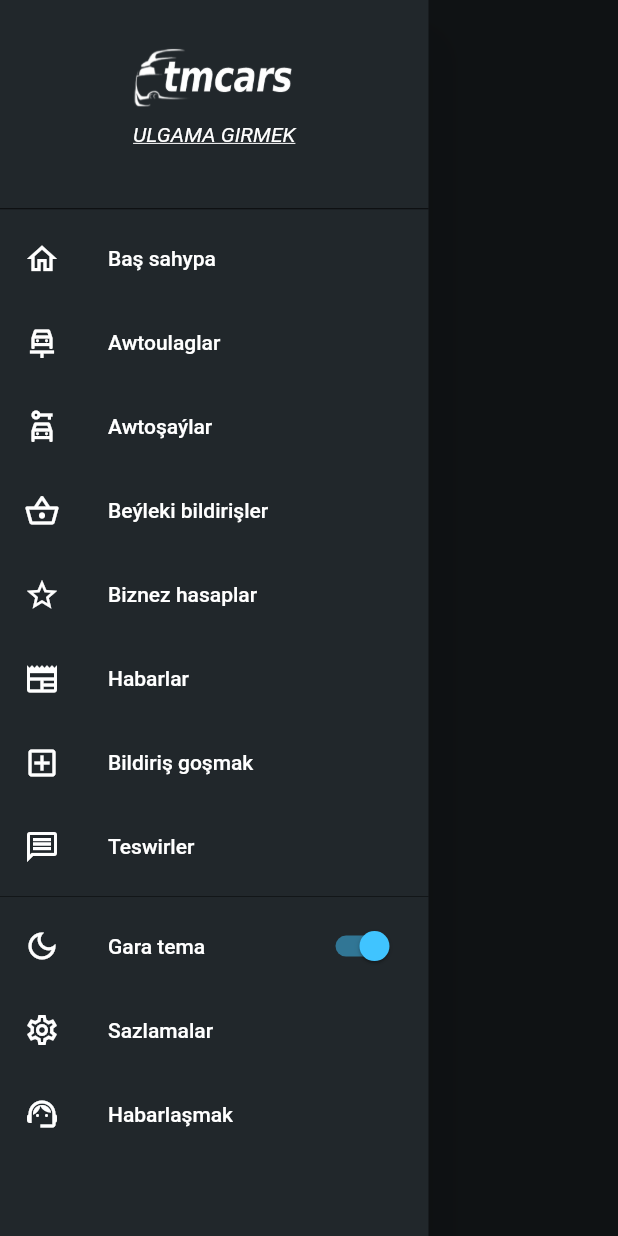
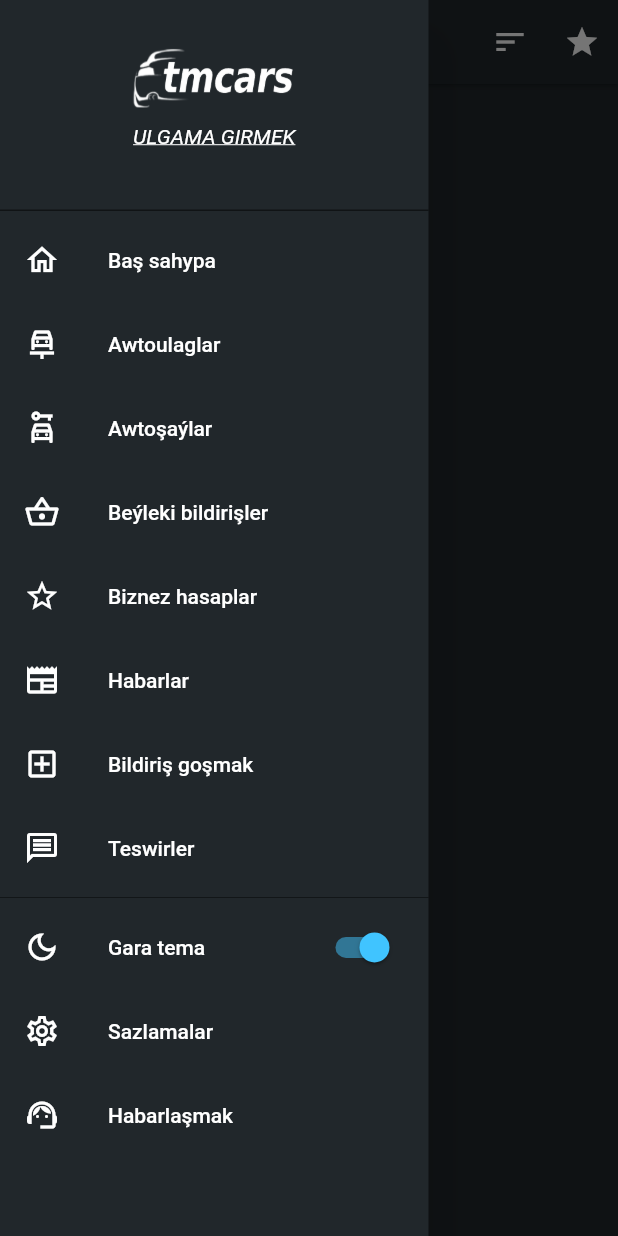
Before and after one commit to DowranRowshenow/Tmcars-Clone, a Flutter app: the screen it shows after launch, in the side drawer, after a tap on the "menu" icon, on a phone screen of 412 x 824 dp. Run offline on Flutter 3.47's test engine with Material 2 defaults, Android fonts, the phone set to English and light mode, and no system bars; our stand-ins replace flutter_svg.

```diff
--- a/lib/components/custom_drawer.dart
+++ b/lib/components/custom_drawer.dart
@@ -1,11 +1,11 @@
 import 'package:flutter/material.dart';
 
 import '../constants.dart';
-import '../helper/navigate.dart';
 import '../size_config.dart';
 
 class CustomDrawer extends StatefulWidget {
-  const CustomDrawer({Key? key}) : super(key: key);
+  const CustomDrawer({Key? key, required this.onTap}) : super(key: key);
+  final Function onTap;
 
   @override
   // ignore: library_private_types_in_public_api
@@ -29,7 +29,7 @@ class _CustomDrawerState extends State<CustomDrawer> {
                       ? const AssetImage('assets/images/drawer_logo_dark.webp')
                       : const AssetImage(
                           'assets/images/drawer_logo_light.webp'),
-                  height: 60,
+                  height: getProportionateScreenHeight(60),
                 ),
                 GestureDetector(
                   child: const Text(
@@ -41,7 +41,7 @@ class _CustomDrawerState extends State<CustomDrawer> {
                     ),
                   ),
                   onTap: () {
-                    // Navigate to Register Screen
+                    navigate.changeScreen(context, ScreenState.register);
                   },
                 ),
                 const Text(
@@ -69,7 +69,7 @@ class _CustomDrawerState extends State<CustomDrawer> {
           ),
           ListTile(
             onTap: () {
-              Navigate.changeScreen(context, MenuState.home);
+              widget.onTap(MenuState.home);
             },
             title: const Text("Baş sahypa"),
             leading: const Icon(Icons.home_outlined),
@@ -88,7 +88,9 @@ class _CustomDrawerState extends State<CustomDrawer> {
             selectedTileColor: Colors.white12,
           ),
           ListTile(
-            onTap: () {},
+            onTap: () {
+              widget.onTap(MenuState.others);
+            },
             title: const Text("Beýleki bildirişler"),
             leading: const Icon(Icons.shopping_basket_outlined),
             selectedTileColor: Colors.white12,
@@ -106,7 +108,9 @@ class _CustomDrawerState extends State<CustomDrawer> {
             selectedTileColor: Colors.white12,
           ),
           ListTile(
-            onTap: () {},
+            onTap: () {
+              widget.onTap(MenuState.add);
+            },
             title: const Text("Bildiriş goşmak"),
             leading: const Icon(Icons.add_box_outlined),
             selectedTileColor: Colors.white12,
@@ -148,7 +152,7 @@ class _CustomDrawerState extends State<CustomDrawer> {
           ),
           ListTile(
             onTap: () {
-              Navigate.changeScreen(context, MenuState.settings);
+              navigate.changeScreen(context, ScreenState.settings);
             },
             title: const Text("Sazlamalar"),
             leading: const Icon(Icons.settings_outlined),
@@ -156,7 +160,7 @@ class _CustomDrawerState extends State<CustomDrawer> {
           ),
           ListTile(
             onTap: () {
-              Navigate.changeScreen(context, MenuState.contact);
+              navigate.changeScreen(context, ScreenState.contact);
             },
             title: const Text("Habarlaşmak"),
             leading: const Icon(Icons.support_agent_outlined),
--- a/lib/constants.dart
+++ b/lib/constants.dart
@@ -1,19 +1,25 @@
 import 'package:flutter/material.dart';
 
 import 'themes.dart';
+import 'helper/navigate.dart';
 
 // SETTINGS
-MenuState currentScreen = MenuState.home;
 ThemeManager themeManager = ThemeManager();
+Navigate navigate = Navigate();
+GlobalKey<ScaffoldState> scaffold = GlobalKey();
 
 // ENUMS
-enum MenuState { home, settings, contact }
+enum MenuState { home, add, others }
+
+enum ScreenState { menu, settings, contact, register }
 
 // CONTROLLERS
-final searchController = TextEditingController();
+final phoneNumberController = TextEditingController();
+final emailAddressController = TextEditingController();
 
 // INTEGERS AND DOUBLES
 const double borderRadius = 7;
+const double buttonBorderRadius = 20;
 const double splashRadius = 18;
 
 // COLORS
--- a/lib/helper/navigate.dart
+++ b/lib/helper/navigate.dart
@@ -1,32 +1,70 @@
 import 'package:flutter/material.dart';
+import 'package:tmcars/menus/others_menu/others_menu.dart';
 
+import '../menus/add_menu/add_menu.dart';
+import '../menus/home_menu/home_menu.dart';
+import '../screens/menu/menu_screen.dart';
+import '../screens/register/register_screen.dart';
+import '../screens/contact/contact_screen.dart';
+import '../screens/settings/settings_screen.dart';
 import '../constants.dart';
-import '../screens/contact/contact_screen.dart';
-import '../screens/home/home_screen.dart';
-import '../screens/settings/settings_screen.dart';
 
 class Navigate {
-  static MenuState currentScreen = MenuState.home;
+  ScreenState currentScreen = ScreenState.menu;
+  MenuState currentMenu = MenuState.home;
 
-  static void changeScreen(BuildContext context, MenuState state) {
+  String getMenuTitle() {
+    switch (currentMenu) {
+      case MenuState.home:
+        return "Baş sahypa";
+      case MenuState.others:
+        return "Beýleki bildirişler";
+      case MenuState.add:
+        return "Bildiriş goşmak";
+    }
+  }
+
+  Widget getCurrentMenu() {
+    switch (currentMenu) {
+      case MenuState.home:
+        return const HomeMenu();
+      case MenuState.add:
+        return const AddMenu();
+      case MenuState.others:
+        return const OthersMenu();
+    }
+  }
+
+  void changeMenu(MenuState state) {
+    currentMenu = state;
+  }
+
+  void changeScreen(BuildContext context, ScreenState state) {
     switch (state) {
-      case MenuState.home:
+      case ScreenState.menu:
         Navigator.push(
           context,
-          MaterialPageRoute(builder: (context) => const HomeScreen()),
+          MaterialPageRoute(builder: (context) => const MenuScreen()),
         );
         break;
-      case MenuState.settings:
+      case ScreenState.settings:
         Navigator.push(
           context,
           MaterialPageRoute(builder: (context) => const SettingsScreen()),
         );
         break;
-      case MenuState.contact:
+      case ScreenState.contact:
         Navigator.push(
           context,
           MaterialPageRoute(builder: (context) => const ContactScreen()),
         );
+        break;
+      case ScreenState.register:
+        Navigator.push(
+          context,
+          MaterialPageRoute(builder: (context) => const RegisterScreen()),
+        );
+        break;
     }
   }
 }
--- a/lib/main.dart
+++ b/lib/main.dart
@@ -1,9 +1,9 @@
 import 'package:flutter/material.dart';
 import 'package:flutter/services.dart';
 
+import 'screens/menu/menu_screen.dart';
 import 'constants.dart';
 import 'components/scroll_behavior.dart';
-import 'screens/home/home_screen.dart';
 
 void main() {
   WidgetsFlutterBinding.ensureInitialized();
@@ -49,6 +49,7 @@ class _MyAppState extends State<MyApp> {
         brightness: Brightness.light,
         appBarTheme: const AppBarTheme(
           backgroundColor: colorPrimary,
+          elevation: 1,
         ),
         splashColor: Colors.transparent,
         highlightColor: Colors.black.withOpacity(0.2),
@@ -56,9 +57,12 @@ class _MyAppState extends State<MyApp> {
       ),
       darkTheme: ThemeData(
         brightness: Brightness.dark,
-        appBarTheme: const AppBarTheme(
-          backgroundColor: Colors.transparent,
+        appBarTheme: AppBarTheme(
+          backgroundColor: blueGrey950.withOpacity(1),
+          elevation: 1,
         ),
+        primarySwatch: Colors.blue,
+        indicatorColor: Colors.black,
         scaffoldBackgroundColor: blueGrey950.withOpacity(1),
         splashColor: Colors.transparent,
         highlightColor: Colors.black.withOpacity(0.2),
@@ -69,7 +73,7 @@ class _MyAppState extends State<MyApp> {
         return ScrollConfiguration(
             behavior: GlowlessScrollBehavior(), child: child!);
       },
-      home: const HomeScreen(),
+      home: const MenuScreen(),
     );
   }
 }
--- /dev/null
+++ b/lib/menus/home_menu/home_menu.dart
@@ -0,0 +1,15 @@
+import 'package:flutter/material.dart';
+
+class HomeMenu extends StatefulWidget {
+  const HomeMenu({Key? key}) : super(key: key);
+
+  @override
+  State<HomeMenu> createState() => _HomeMenutate();
+}
+
+class _HomeMenutate extends State<HomeMenu> {
+  @override
+  Widget build(BuildContext context) {
+    return Container();
+  }
+}
--- a/lib/screens/contact/contact_screen.dart
+++ b/lib/screens/contact/contact_screen.dart
@@ -20,7 +20,6 @@ class _ContactScreenState extends State<ContactScreen> {
       resizeToAvoidBottomInset: true,
       appBar: AppBar(
         title: const Text("Administrator"),
-        elevation: 0,
         leading: const BackIconButton(),
       ),
       body: Scaffold(
--- a/lib/screens/home/home_screen.dart
+++ b/lib/screens/menu/menu_screen.dart
@@ -2,18 +2,20 @@ import 'dart:io';
 
 import 'package:flutter/material.dart';
 
+import '../../constants.dart';
 import '../../components/custom_drawer.dart';
 import '../../components/menu_icon_button.dart';
 import '../../size_config.dart';
 
-class HomeScreen extends StatefulWidget {
-  const HomeScreen({Key? key}) : super(key: key);
+class MenuScreen extends StatefulWidget {
+  const MenuScreen({Key? key}) : super(key: key);
 
   @override
-  State<HomeScreen> createState() => _HomeScreentate();
+  // ignore: library_private_types_in_public_api
+  _MenuScreenState createState() => _MenuScreenState();
 }
 
-class _HomeScreentate extends State<HomeScreen> {
+class _MenuScreenState extends State<MenuScreen> {
   @override
   Widget build(BuildContext context) {
     SizeConfig().init(context);
@@ -44,13 +46,32 @@ class _HomeScreentate extends State<HomeScreen> {
         );
       },
       child: Scaffold(
+        key: scaffold,
         appBar: AppBar(
-          title: const Text("Baş Sahypa"),
-          elevation: 0,
+          title: Text(navigate.getMenuTitle()),
           leading: const MenuIconButton(),
+          actions: [
+            IconButton(
+              onPressed: () {},
+              splashRadius: splashRadius,
+              icon: const Icon(Icons.sort),
+            ),
+            IconButton(
+              onPressed: () {},
+              splashRadius: splashRadius,
+              icon: const Icon(Icons.star),
+            ),
+          ],
         ),
-        drawer: const CustomDrawer(),
-        body: Container(),
+        drawer: CustomDrawer(
+          onTap: (state) {
+            setState(() {
+              scaffold.currentState!.closeDrawer();
+              navigate.currentMenu = state;
+            });
+          },
+        ),
+        body: navigate.getCurrentMenu(),
       ),
     );
   }
--- a/lib/themes.dart
+++ b/lib/themes.dart
@@ -1,5 +1,6 @@
 import 'package:flutter/material.dart';
-import 'package:tmcars/constants.dart';
+
+import 'constants.dart';
 
 class ThemeManager with ChangeNotifier {
   ThemeMode _themeMode = ThemeMode.dark;
```
Also changed, not shown: lib/menus/add_menu/add_menu.dart (added, +16 -0 lines), lib/menus/others_menu/others_menu.dart (added, +50 -0 lines), lib/menus/others_menu/tabs/all_others_tab.dart (added, +16 -0 lines), lib/menus/others_menu/tabs/category_others.tab.dart (added, +16 -0 lines), lib/menus/others_menu/tabs/selection_others_tab.dart (added, +16 -0 lines), lib/screens/register/register_screen.dart (added, +187 -0 lines), lib/screens/settings/settings_screen.dart (+19 -2 lines), 1 other file.
